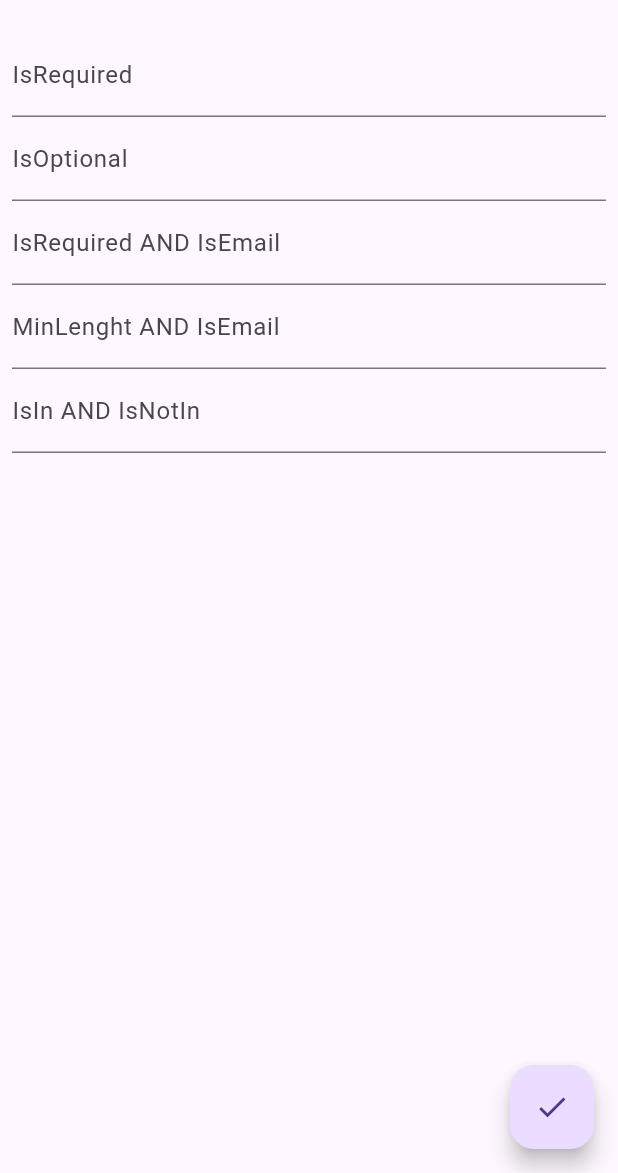
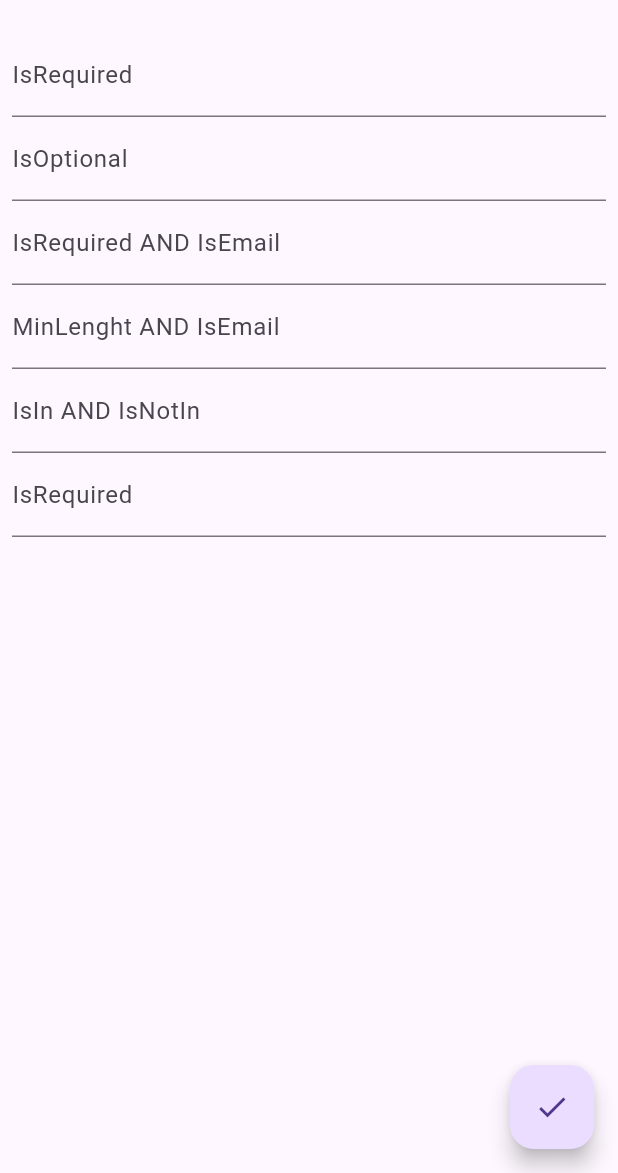
Before and after one commit to Eng-MahmoudBasuony/x_validators, a Flutter app: the screen it shows after launch, on a phone screen of 412 x 824 dp, the part 63-1236 px from its top. Run offline on Flutter 3.47's test engine with Material 3 defaults, Android fonts, the phone set to English and light mode, and no system bars.

Commit message:
refactor:♻️ 🗑️ Improve code readability

```diff
--- a/example/lib/main.dart
+++ b/example/lib/main.dart
@@ -1,3 +1,5 @@
+import 'dart:developer';
+
 import 'package:flutter/material.dart';
 import 'package:x_validators/x_validators.dart';
 
@@ -50,7 +52,6 @@ class HomePage extends StatelessWidget {
               TextFormField(
                 decoration: const InputDecoration(labelText: 'IsRequired'),
                 validator: xValidator([
-                  // if textFeild trimmed value lenght > 0 it will pass
                   IsRequired(),
                 ]),
               ),
@@ -93,11 +94,32 @@ class HomePage extends StatelessWidget {
               TextFormField(
                 decoration:
                     const InputDecoration(labelText: 'IsIn AND IsNotIn'),
+                validator: xValidator(
+                  [
+                    IsRequired(),
+                    IsIn(['white', 'black', 'gray']),
+                    IsNotIn(['red', 'blue', 'orange']),
+                  ],
+                ),
+              ),
+              TextFormField(
+                decoration: const InputDecoration(labelText: 'IsRequired'),
                 validator: xValidator([
-                  IsRequired(),
-                  IsIn(['white', 'black', 'gray']),
-                  IsNotIn(['red', 'blue', 'orange']),
-                ]),
+                  // Ensures that the input is not empty with a custom error message.
+                  IsRequired("Field cannot be empty"),
+
+                  // Ensures that the input has a minimum length of 3 characters.
+                  MinLength(3, "Field must be at least 3 characters"),
+
+                  // Ensures that the input does not exceed a maximum length of 20 characters.
+                  MaxLength(20, "Field cannot exceed 20 characters"),
+                ], onFailureCallBack: (String? input,
+                    List<TextXValidationRule> rules,
+                    TextXValidationRule failedRule) {
+                  // Logs information about the failed validation for further analysis.
+                  log("###### Validation failed for input #### : $input");
+                  log("#### Failed rule #### : $failedRule");
+                }),
               ),
             ],
           ),
```
